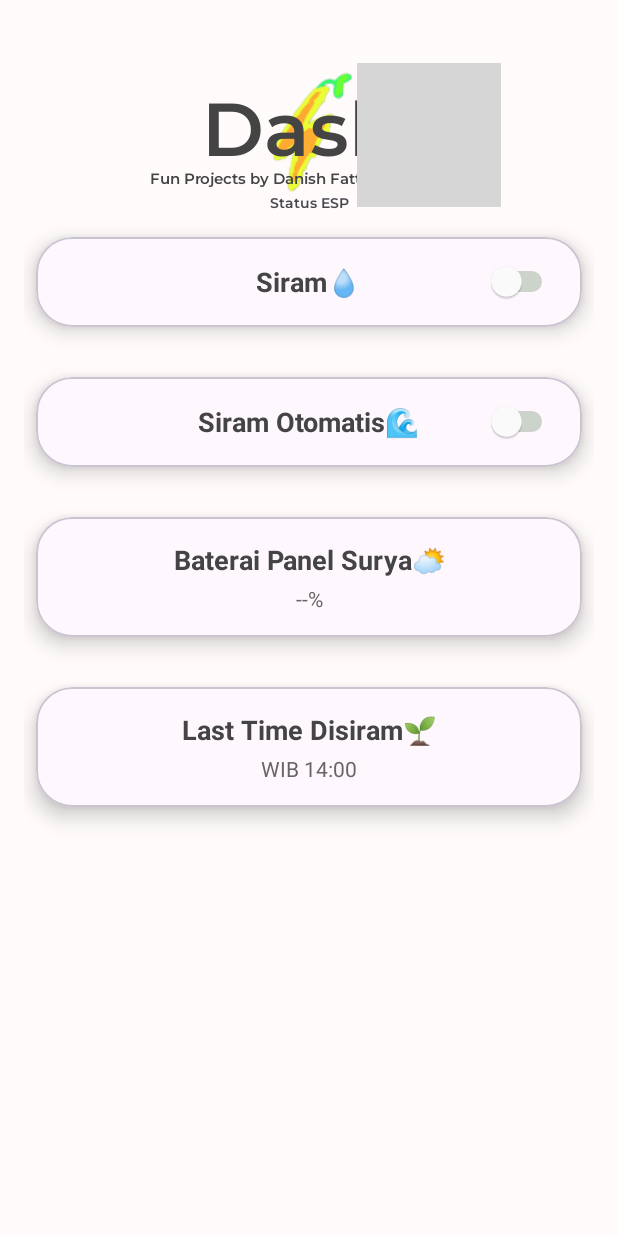
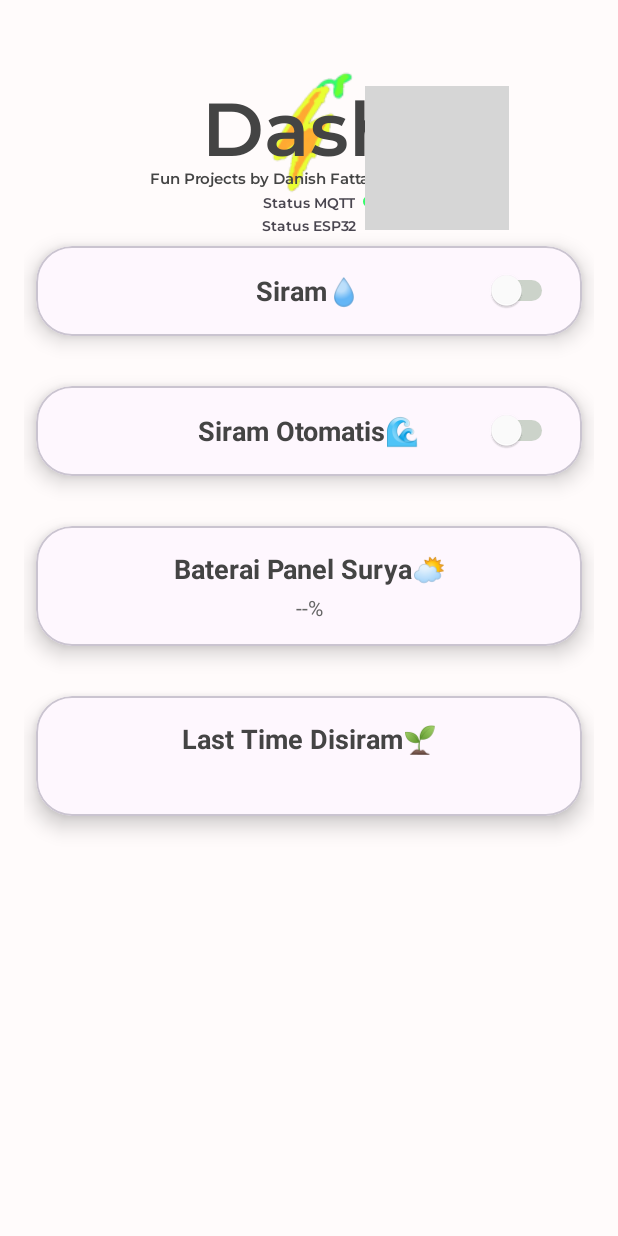
Before and after one commit to Dan-Rekto/Dash, an Android app built with Jetpack Compose: the screen it shows after launch (MainActivity), on a phone screen of 412 x 824 dp. Run offline under Robolectric (Android 15) with nearby library versions, the phone set to English and light mode, and no system bars; libraries missing offline, so code that uses them is left out: org.eclipse.paho; 9 statements that could not run were skipped; grey boxes are pictures that could not be loaded.

Commit message:
Penyelesaian Aplikasi Dash, Done 100%

```diff
--- a/app/src/main/java/com/example/dash/MainActivity.kt
+++ b/app/src/main/java/com/example/dash/MainActivity.kt
@@ -7,7 +7,10 @@ import android.content.Intent
 import android.graphics.Color
 import android.os.Build
 import android.os.Bundle
+import android.os.Handler
+import android.os.Looper
 import android.util.Log
+import android.view.View
 import android.view.View.GONE
 import android.view.View.INVISIBLE
 import android.view.View.VISIBLE
@@ -28,6 +31,7 @@ import org.eclipse.paho.client.mqttv3.MqttCallback
 import org.eclipse.paho.client.mqttv3.MqttClient
 import org.eclipse.paho.client.mqttv3.MqttConnectOptions
 import org.eclipse.paho.client.mqttv3.MqttMessage
+import kotlin.math.log
 
 
 class MainActivity : AppCompatActivity() {
@@ -40,16 +44,37 @@ class MainActivity : AppCompatActivity() {
     private val topicSubscribe = "Ddash/esp"
     private val topicPublish   = "Ddash/apk"
     val mqttPass = "Smamda123"
-
+    var tralali:Boolean = false
+    companion object {
+        private const val PREFS_NAME = "DashPrefs"
+        private const val KEY_AUTO_SWITCH = "auto_switch_state"
+        private const val KEY_SIRAM_SWITCH = "siram_switch_state"
+        private const val KEY_WIB = "wib_value"
+    }
+    private lateinit var statusespoff: ImageView
+    private val handler = Handler(Looper.getMainLooper())
+    private var lastOnTime = 0L
+    var i:Int = 0
     override fun onCreate(savedInstanceState: Bundle?) {
         super.onCreate(savedInstanceState)
         setContentView(R.layout.main)
         switchAuto = findViewById(R.id.switchAuto)
         switchSiram = findViewById(R.id.switchSiram)
+        val statusIv = findViewById<ImageView>(R.id.status)
+        val statusIv2 = findViewById<ImageView>(R.id.status2)
+
+        val prefs = getSharedPreferences(PREFS_NAME, MODE_PRIVATE)
+        switchAuto.isChecked = prefs.getBoolean(KEY_AUTO_SWITCH, false)
+        switchSiram.isChecked = prefs.getBoolean(KEY_SIRAM_SWITCH, false)
+
+        // Restore wib TextView value
+        val wib = findViewById<TextView>(R.id.tvLastTime)
+        wib.text = prefs.getString(KEY_WIB, "")
 
         switchAuto.setOnCheckedChangeListener { _, isChecked ->
             val cmd = if (isChecked) "1" else "0"
-            publishMessage(cmd)
+            auto()
+            savePreferences()
             Toast.makeText(this,
                 if (isChecked) "Penyiram Otomatis Akan Menyala Jam 10 dan Jam 16!" else "Penyiram Otomatis Dimatikan",
                 Toast.LENGTH_SHORT).show()
@@ -58,6 +83,7 @@ class MainActivity : AppCompatActivity() {
         switchSiram.setOnCheckedChangeListener { _, isChecked ->
             val cmd = if (isChecked) "A" else "B"
             publishMessage(cmd)
+            savePreferences()
             Toast.makeText(this,
                 if (isChecked) "Penyiram Menyala!" else "Penyiram Mati!",
                 Toast.LENGTH_SHORT).show()
@@ -107,7 +133,9 @@ class MainActivity : AppCompatActivity() {
             password = mqttPass.toCharArray()  // your password
         }
 
-        // 4) Hubungkan
+        if (mqttClient.isConnected){
+            runOnUiThread { statusIv2.setVisibility(INVISIBLE) }
+        }else{
             mqttClient.connect(options, null, object : IMqttActionListener {
                 override fun onSuccess(asyncActionToken: IMqttToken?) {
                     Log.d("MQTT", "Connected to $serverUri")
@@ -117,6 +145,21 @@ class MainActivity : AppCompatActivity() {
                     Log.e("MQTT", "Failed to connect: ${exception?.message}")
                 }
             })
+            runOnUiThread { statusIv2.setVisibility(VISIBLE) }
+        }
+
+        // 4) Hubungkan
+
+    }
+
+    private fun savePreferences() {
+        val prefs = getSharedPreferences(PREFS_NAME, MODE_PRIVATE)
+        val editor = prefs.edit()
+        editor.putBoolean(KEY_AUTO_SWITCH, switchAuto.isChecked)
+        editor.putBoolean(KEY_SIRAM_SWITCH, switchSiram.isChecked)
+        val wib = findViewById<TextView>(R.id.tvLastTime)
+        editor.putString(KEY_WIB, wib.text.toString())
+        editor.apply()
     }
 
     private fun kirim() {
@@ -130,6 +173,17 @@ class MainActivity : AppCompatActivity() {
         }
     }
 
+    private fun auto() {
+        lifecycleScope.launch(Dispatchers.IO) {
+            try {
+                val cmdAuto = if (switchAuto.isChecked) "1" else "0"
+                publishMessage(cmdAuto)
+                Log.d("Auto", "Auto mode message sent: $cmdAuto")
+            } catch (e: Exception) {
+                Log.e("Auto", "Error sending auto mode message: ${e.message}")
+            }
+        }
+    }
     private fun kirim1() {
         lifecycleScope.launch(Dispatchers.IO) {
             while (penentu) {
@@ -145,6 +199,7 @@ class MainActivity : AppCompatActivity() {
         penentu = true
         kirim()
         receiveMessages()
+
     }
 
 
@@ -160,13 +215,29 @@ class MainActivity : AppCompatActivity() {
     }
 
     private fun publishMessage(payload: String) {
+        val options = MqttConnectOptions().apply {
+            isCleanSession = true
+            userName = "Ddash"       // your username
+            password = mqttPass.toCharArray()  // your password
+        }
         val statusIv = findViewById<ImageView>(R.id.status)
         val statusIv2 = findViewById<ImageView>(R.id.status2)
         // Always check isConnected first
-        if (!mqttClient.isConnected) {
+        if (!mqttClient.isConnected){
+            mqttClient.connect(options, null, object : IMqttActionListener {
+                override fun onSuccess(asyncActionToken: IMqttToken?) {
+                    Log.d("MQTT", "Connected to $serverUri")
+                    subscribeToTopic()
+                }
+                override fun onFailure(asyncActionToken: IMqttToken?, exception: Throwable?) {
+                    Log.e("MQTT", "Failed to connect: ${exception?.message}")
+                }
+            })
+            runOnUiThread { statusIv2.setVisibility(VISIBLE) }
             Log.w("MQTT","Client not connected, dropping publish")
             return
         }
+        runOnUiThread { statusIv2.setVisibility(INVISIBLE) }
         // Publish with listener so you get success/failure callbacks
         val msg = MqttMessage(payload.toByteArray()).apply {
             qos = 0
@@ -185,16 +256,37 @@ class MainActivity : AppCompatActivity() {
     }
     private fun receiveMessages() {
         val wib = findViewById<TextView>(R.id.tvLastTime)
+        val statusespon = findViewById<ImageView>(R.id.status3)
+        val statusespoff = findViewById<ImageView>(R.id.status4)
+        var ms = 0
+        val delay = 10000
+        lastOnTime = System.currentTimeMillis()
         mqttClient.setCallback(object : MqttCallback {
             override fun connectionLost(cause: Throwable) {
                 subscribeToTopic()
             }
             override fun messageArrived(topic: String, message: MqttMessage) {
-                try {
-                    val data = String(message.payload, charset("UTF-8"))
-                    wib.setText(data)
-                } catch (e: Exception) {
-                    // Give your callback on error here
+                val payload = message.toString()
+                // Cek apakah payload bukan "ON" dan cocok format timestamp YYYY-MM-DD HH:MM:SS
+                if (payload != "ON" && payload.matches(Regex("\\d{4}-\\d{2}-\\d{2} \\d{2}:\\d{2}:\\d{2}"))) {
+                    runOnUiThread {
+                        wib.text = payload
+                        savePreferences()
+                    }
+                }else  if (payload == "ON") {
+                    // Catat waktu terima ON
+                    lastOnTime = System.currentTimeMillis()
+                    // Hide segera
+                    runOnUiThread {
+                        statusespoff.visibility = View.INVISIBLE
+                    }
+                    // Schedule pengecekan 10 detik kemudian
+                    handler.postDelayed({
+                        // Hanya tampilkan kalau memang sudah >10 detik sejak terakhir ON
+                        if (System.currentTimeMillis() - lastOnTime >= 10_000) {
+                            statusespoff.visibility = View.VISIBLE
+                        }
+                    }, 10_000)
                 }
             }
             override fun deliveryComplete(token: IMqttDeliveryToken) {
@@ -202,12 +294,9 @@ class MainActivity : AppCompatActivity() {
             }
         })
     }
-    private fun getPendingFlags(): Int {
-        if (Build.VERSION.SDK_INT >= Build.VERSION_CODES.M) {
-            return PendingIntent.FLAG_UPDATE_CURRENT or PendingIntent.FLAG_IMMUTABLE
-        }
-
-        return PendingIntent.FLAG_UPDATE_CURRENT
+    override fun onDestroy() {
+        savePreferences()
+        super.onDestroy()
     }
 
 }
--- a/app/src/main/res/layout/main.xml
+++ b/app/src/main/res/layout/main.xml
@@ -78,11 +78,32 @@
         app:layout_constraintBottom_toBottomOf="@id/bagas"
         app:layout_constraintLeft_toRightOf="@id/bagas" />
 
+    <ImageView
+        android:id="@+id/status3"
+        android:layout_width="wrap_content"
+        android:layout_height="wrap_content"
+        android:background="@drawable/onoff"
+        app:layout_constraintBottom_toBottomOf="@id/bagas2"
+        app:layout_constraintLeft_toRightOf="@id/bagas2"
+        android:layout_marginBottom="5dp"
+        android:layout_marginLeft="5dp"/>
+
+    <ImageView
+        android:id="@+id/status4"
+        android:layout_width="wrap_content"
+        android:layout_height="wrap_content"
+        android:layout_marginLeft="5dp"
+        android:layout_marginBottom="5dp"
+        android:background="@drawable/buletmerah"
+        android:visibility="visible"
+        app:layout_constraintBottom_toBottomOf="@id/bagas2"
+        app:layout_constraintLeft_toRightOf="@id/bagas2" />
+
     <TextView
         android:id="@+id/esp"
         android:layout_width="wrap_content"
         android:layout_height="wrap_content"
-        android:text="Status ESP32"
+        android:text="Status MQTT"
         android:fontFamily="@font/mont"
         android:layout_marginRight="10dp"
         android:color="@color/gray"
@@ -96,17 +117,29 @@
         android:textColor="#444"
         app:layout_constraintStart_toStartOf="parent"
         />
+
     <TextView
         android:id="@+id/bagas"
         android:layout_width="wrap_content"
         android:layout_height="wrap_content"
-        android:text="Status ESP"
+        android:layout_marginBottom="-15dp"
         android:fontFamily="@font/mont"
+        android:text="Status MQTT"
         android:textSize="9sp"
         app:layout_constraintBottom_toBottomOf="@id/by"
-        app:layout_constraintStart_toStartOf="parent"
         app:layout_constraintEnd_toEndOf="parent"
-        android:layout_marginBottom="-15dp"/>
+        app:layout_constraintStart_toStartOf="parent" />
+    <TextView
+        android:id="@+id/bagas2"
+        android:layout_width="wrap_content"
+        android:layout_height="wrap_content"
+        android:layout_marginBottom="-15dp"
+        android:fontFamily="@font/mont"
+        android:text="Status ESP32"
+        android:textSize="9sp"
+        app:layout_constraintBottom_toBottomOf="@id/bagas"
+        app:layout_constraintEnd_toEndOf="parent"
+        app:layout_constraintStart_toStartOf="parent" />
     <!-- Siram Card -->
     <com.google.android.material.card.MaterialCardView
         android:id="@+id/cardSiram"
@@ -118,7 +151,7 @@
         android:background="@color/gray"
         app:cardUseCompatPadding="true"
         app:cardPreventCornerOverlap="false"
-        android:layout_marginTop="18dp"
+        android:layout_marginTop="24dp"
         app:layout_constraintTop_toBottomOf="@id/tvTitle"
         app:layout_constraintStart_toStartOf="parent"
         app:layout_constraintEnd_toEndOf="parent"
```
Lines whose indentation alone changed are shown as unchanged.
